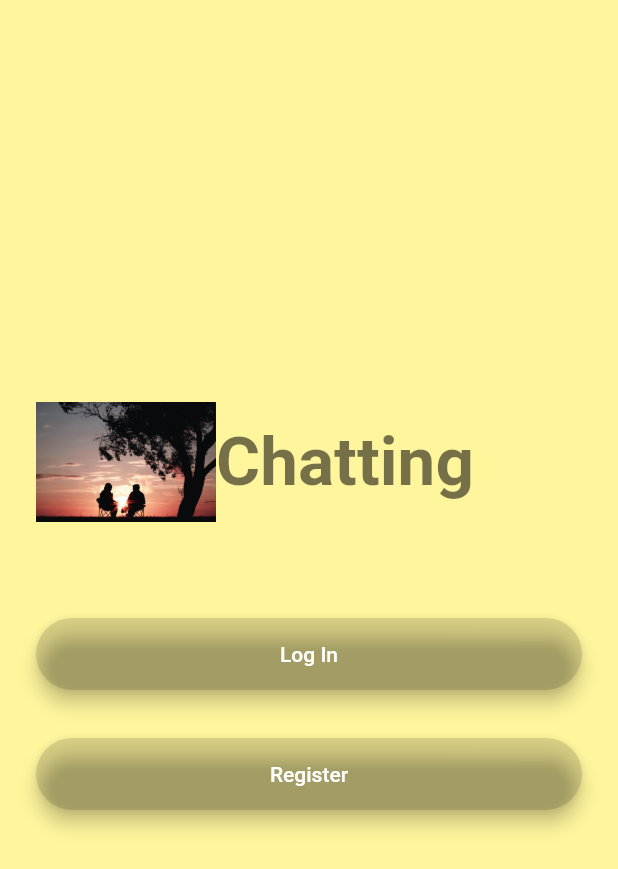
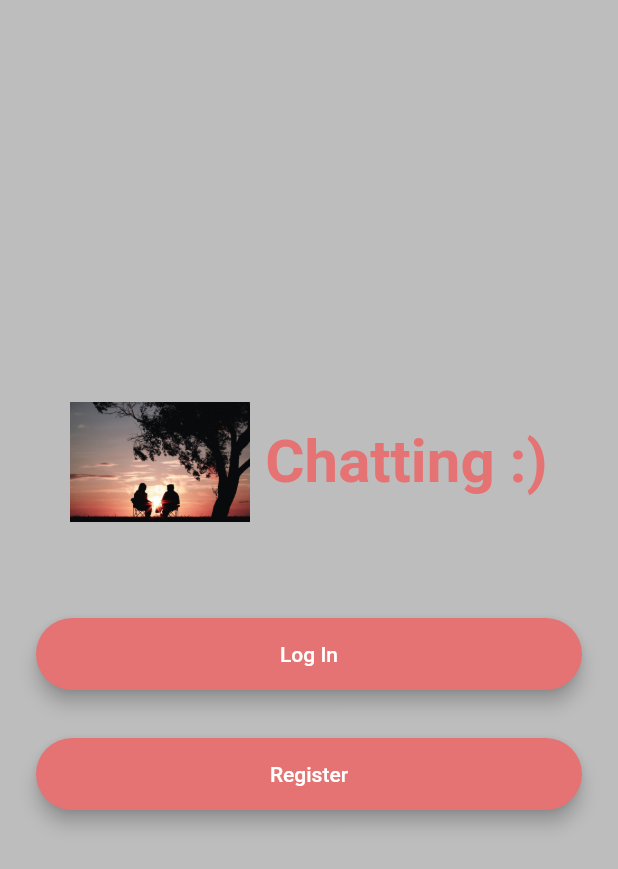
Before and after one commit to apphow/chat_app, a Flutter app: the screen it shows after launch, on a phone screen of 412 x 824 dp. Shown: the top 869 px of the screen. Run offline on Flutter 3.47's test engine with Material 2 defaults, Android fonts, the phone set to English and light mode, and no system bars.

Commit message:
refactored to not use Strings for routes. Added static variables for each screen class and adjusted WelcomeScreen routes accordingly

```diff
--- a/lib/main.dart
+++ b/lib/main.dart
@@ -16,12 +16,12 @@ class ChatApp extends StatelessWidget {
         ),
       ),
       home: WelcomeScreen(),
-      initialRoute: '/welcome',
+      initialRoute: WelcomeScreen().id,
       routes: {
-        '/welcome': (context) => WelcomeScreen(),
-        '/login': (context) => LoginScreen(),
-        '/register': (context) => RegistrationScreen(),
-        'chat': (context) => ChatScreen(),
+        WelcomeScreen().id: (context) => WelcomeScreen(),
+        LoginScreen().id: (context) => LoginScreen(),
+        RegistrationScreen().id: (context) => RegistrationScreen(),
+        ChatScreen().id: (context) => ChatScreen(),
       },
     );
   }
--- a/lib/screens/welcome_screen.dart
+++ b/lib/screens/welcome_screen.dart
@@ -1,6 +1,11 @@
+import 'package:chat_app/screens/registration_screen.dart';
 import 'package:flutter/material.dart';
 
+import 'login_screen.dart';
+
 class WelcomeScreen extends StatefulWidget {
+  String id = 'welcome_screen';
+
   @override
   _WelcomeScreenState createState() => _WelcomeScreenState();
 }
@@ -9,7 +14,7 @@ class _WelcomeScreenState extends State<WelcomeScreen> {
   @override
   Widget build(BuildContext context) {
     return Scaffold(
-      backgroundColor: Colors.yellow[200],
+      backgroundColor: Colors.black26,
       body: Padding(
         padding: EdgeInsets.symmetric(horizontal: 24.0),
         child: Column(
@@ -17,16 +22,21 @@ class _WelcomeScreenState extends State<WelcomeScreen> {
           crossAxisAlignment: CrossAxisAlignment.stretch,
           children: <Widget>[
             Row(
+              mainAxisAlignment: MainAxisAlignment.center,
               children: <Widget>[
                 Container(
                   child: Image.asset(
                       'images/harli-marten-M9jrKDXOQoU-unsplash.jpg'),
                   height: 80.0,
                 ),
+                SizedBox(
+                  width: 10.0,
+                ),
                 Text(
-                  'Chatting',
+                  'Chatting :)',
                   style: TextStyle(
-                    fontSize: 45.0,
+                    color: Colors.red[300],
+                    fontSize: 40.0,
                     fontWeight: FontWeight.bold,
                   ),
                 ),
@@ -39,11 +49,11 @@ class _WelcomeScreenState extends State<WelcomeScreen> {
               padding: EdgeInsets.symmetric(vertical: 16.0),
               child: Material(
                 elevation: 5.0,
-                color: Colors.black12,
+                color: Colors.red[300],
                 borderRadius: BorderRadius.circular(30.0),
                 child: MaterialButton(
                   onPressed: () {
-                    Navigator.pushNamed(context, '/login');
+                    Navigator.pushNamed(context, LoginScreen().id);
                   },
                   minWidth: 200.0,
                   height: 42.0,
@@ -56,12 +66,12 @@ class _WelcomeScreenState extends State<WelcomeScreen> {
             Padding(
               padding: EdgeInsets.symmetric(vertical: 16.0),
               child: Material(
-                color: Colors.black12,
+                color: Colors.red[300],
                 borderRadius: BorderRadius.circular(30.0),
                 elevation: 5.0,
                 child: MaterialButton(
                   onPressed: () {
-                    Navigator.pushNamed(context, '/register');
+                    Navigator.pushNamed(context, RegistrationScreen().id);
                   },
                   minWidth: 200.0,
                   height: 42.0,
```
Also changed, not shown: lib/screens/chat_screen.dart (+5 -2 lines), lib/screens/login_screen.dart (+17 -12 lines), lib/screens/registration_screen.dart (+16 -9 lines), 1 other file.
